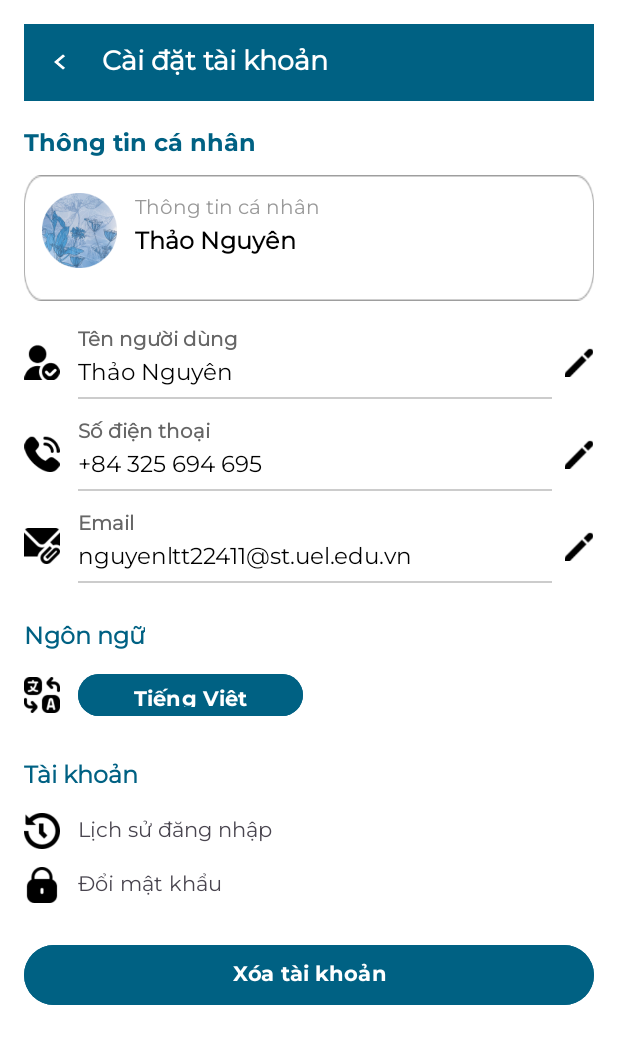
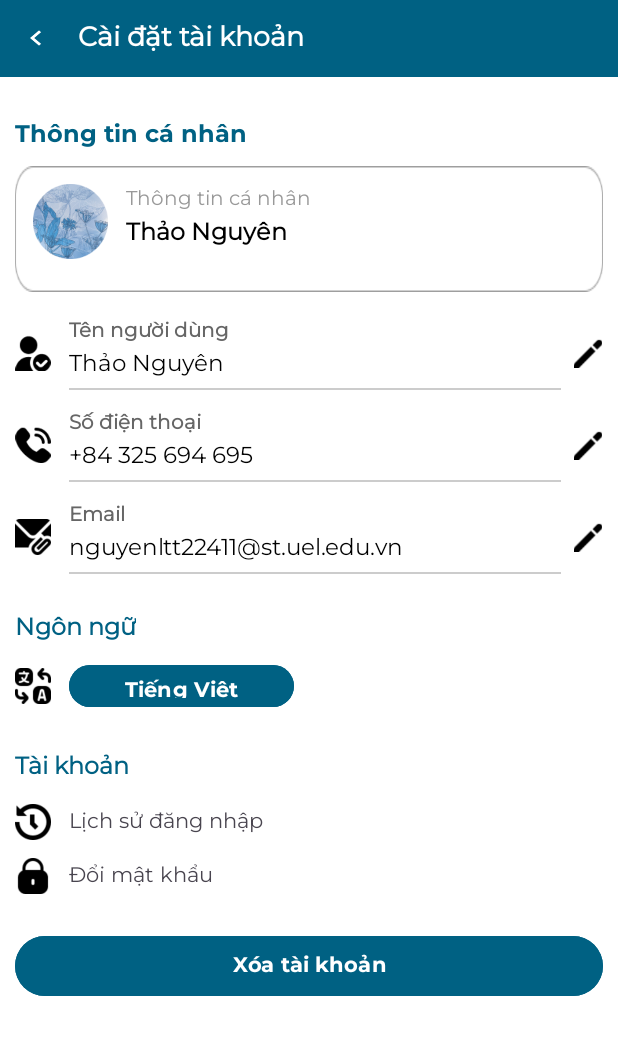
Before and after one commit to thaonguyenkb131/EventorApplication, an Android app: the AccountInfor screen opened directly, with no data from a screen before it, on a phone screen of 412 x 824 dp. Shown: the top 1044 px of the screen. Run offline under Robolectric (Android 15) with nearby library versions, the phone set to English and light mode, and no system bars; 1 statement that could not run was skipped.

Commit message:
fix lan 2

```diff
--- a/app/src/main/res/layout/account_infor.xml
+++ b/app/src/main/res/layout/account_infor.xml
@@ -7,7 +7,6 @@
 
     <LinearLayout
         android:orientation="vertical"
-        android:padding="16dp"
         android:layout_width="match_parent"
         android:layout_height="wrap_content">
 
@@ -36,6 +35,13 @@
         </LinearLayout>
 
         <!-- THÔNG TIN CÁ NHÂN -->
+
+        <LinearLayout
+            android:layout_width="match_parent"
+            android:layout_height="wrap_content"
+            android:padding="10dp"
+            android:orientation="vertical">
+
             <TextView
                 android:layout_width="wrap_content"
                 android:layout_height="wrap_content"
@@ -332,4 +338,7 @@
                 android:backgroundTint="#006183"
                 android:fontFamily="@font/montserrat_bold"/>
         </LinearLayout>
+
+        </LinearLayout>
+
 </ScrollView>
```
Lines whose indentation alone changed are shown as unchanged.
